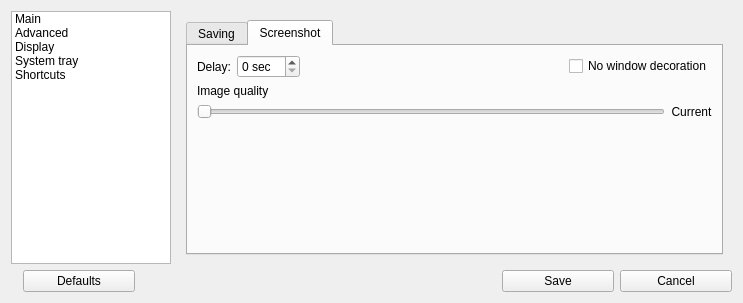
Above: src/ui/configwidget.ui from lxqt/screengrab before the change. Below: the same form after it.
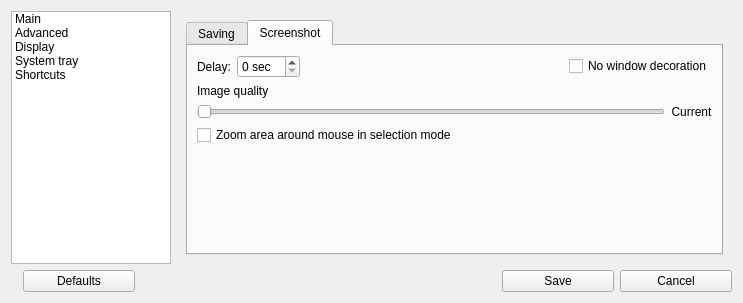
That is the form after the change. The open tabs and pages were chosen to show the change. Custom widgets are drawn as their Qt base class.

Commit message: Move "Zoom area around mouse in selection mode" to the "Main" section, in the "Screenshot" tab issue #28

```diff
--- a/src/ui/configwidget.ui
+++ b/src/ui/configwidget.ui
@@ -358,6 +358,13 @@
                </item>
               </layout>
              </item>
+             <item>
+              <widget class="QCheckBox" name="checkZommMouseArea">
+               <property name="text">
+                <string>Zoom area around mouse in selection mode</string>
+               </property>
+              </widget>
+             </item>
              <item>
               <spacer name="verticalSpacer">
                <property name="orientation">
@@ -494,13 +501,6 @@
        </widget>
        <widget class="QWidget" name="page_3">
         <layout class="QVBoxLayout" name="verticalLayout_12">
-         <item>
-          <widget class="QCheckBox" name="checkZommMouseArea">
-           <property name="text">
-            <string>Zoom area around mouse in selection mode</string>
-           </property>
-          </widget>
-         </item>
          <item>
           <spacer name="verticalSpacer_4">
            <property name="orientation">
```
Left out of the diff: 2 changed lines with no effect on the pictures.
